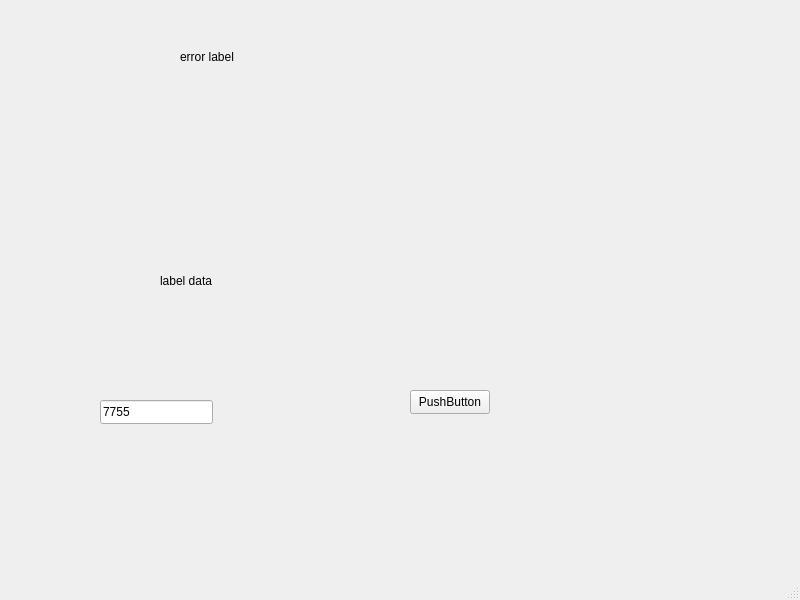
Qt form mainwindow.ui (frutabruta/QtLocationRelayVdvGnss) before a commit.
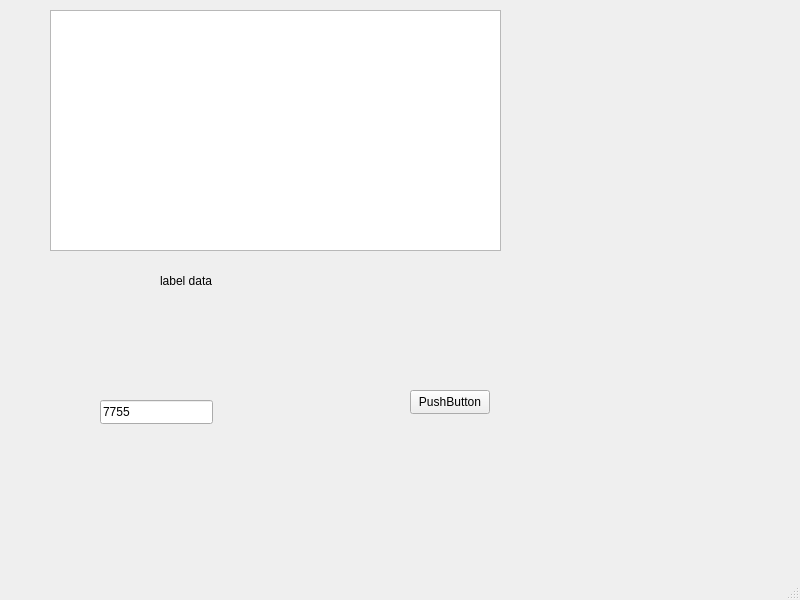
The same form after that commit.

Commit message: error append

The edit to the form file:
```diff
--- a/mainwindow.ui
+++ b/mainwindow.ui
@@ -27,22 +27,6 @@
      <string>PushButton</string>
     </property>
    </widget>
-   <widget class="QLabel" name="label_error">
-    <property name="geometry">
-     <rect>
-      <x>180</x>
-      <y>50</y>
-      <width>491</width>
-      <height>201</height>
-     </rect>
-    </property>
-    <property name="text">
-     <string>error label</string>
-    </property>
-    <property name="alignment">
-     <set>Qt::AlignmentFlag::AlignLeading|Qt::AlignmentFlag::AlignLeft|Qt::AlignmentFlag::AlignTop</set>
-    </property>
-   </widget>
    <widget class="QLabel" name="label_data">
     <property name="geometry">
      <rect>
@@ -69,6 +53,16 @@
      <string>7755</string>
     </property>
    </widget>
+   <widget class="QPlainTextEdit" name="plainTextEdit_error">
+    <property name="geometry">
+     <rect>
+      <x>50</x>
+      <y>10</y>
+      <width>451</width>
+      <height>241</height>
+     </rect>
+    </property>
+   </widget>
   </widget>
   <widget class="QMenuBar" name="menubar">
    <property name="geometry">
```
The commit also changes 3 other files.
